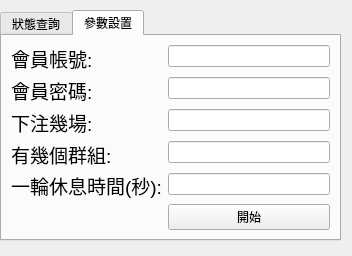
Above: GUI/Sport.ui from 130347665/Sport_Auto_gambling_bet before the change. Below: the same form after it.
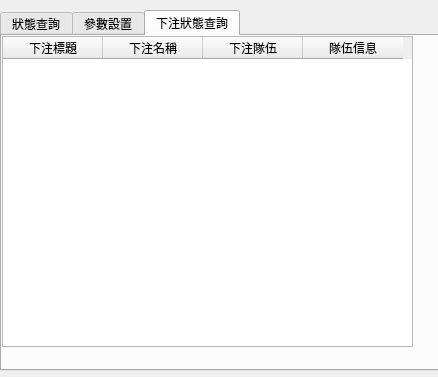
That is the form after the change.

What changed in the file:
```diff
--- a/GUI/Sport.ui
+++ b/GUI/Sport.ui
@@ -6,8 +6,8 @@
    <rect>
     <x>0</x>
     <y>0</y>
-    <width>352</width>
-    <height>256</height>
+    <width>438</width>
+    <height>377</height>
    </rect>
   </property>
   <property name="windowTitle">
@@ -18,15 +18,15 @@
     <rect>
      <x>0</x>
      <y>10</y>
-     <width>341</width>
-     <height>231</height>
+     <width>441</width>
+     <height>361</height>
     </rect>
    </property>
    <layout class="QGridLayout" name="gridLayout_2">
     <item row="1" column="0">
      <widget class="QTabWidget" name="tabWidget">
       <property name="currentIndex">
-       <number>1</number>
+       <number>2</number>
       </property>
       <widget class="QWidget" name="tab">
        <attribute name="title">
@@ -257,6 +257,41 @@
         </item>
        </layout>
       </widget>
+      <widget class="QWidget" name="tab_3">
+       <attribute name="title">
+        <string>下注狀態查詢</string>
+       </attribute>
+       <widget class="QTableWidget" name="tableWidget">
+        <property name="geometry">
+         <rect>
+          <x>0</x>
+          <y>0</y>
+          <width>411</width>
+          <height>311</height>
+         </rect>
+        </property>
+        <column>
+         <property name="text">
+          <string>下注標題</string>
+         </property>
+        </column>
+        <column>
+         <property name="text">
+          <string>下注名稱</string>
+         </property>
+        </column>
+        <column>
+         <property name="text">
+          <string>下注隊伍</string>
+         </property>
+        </column>
+        <column>
+         <property name="text">
+          <string>隊伍信息</string>
+         </property>
+        </column>
+       </widget>
+      </widget>
      </widget>
     </item>
    </layout>
```
